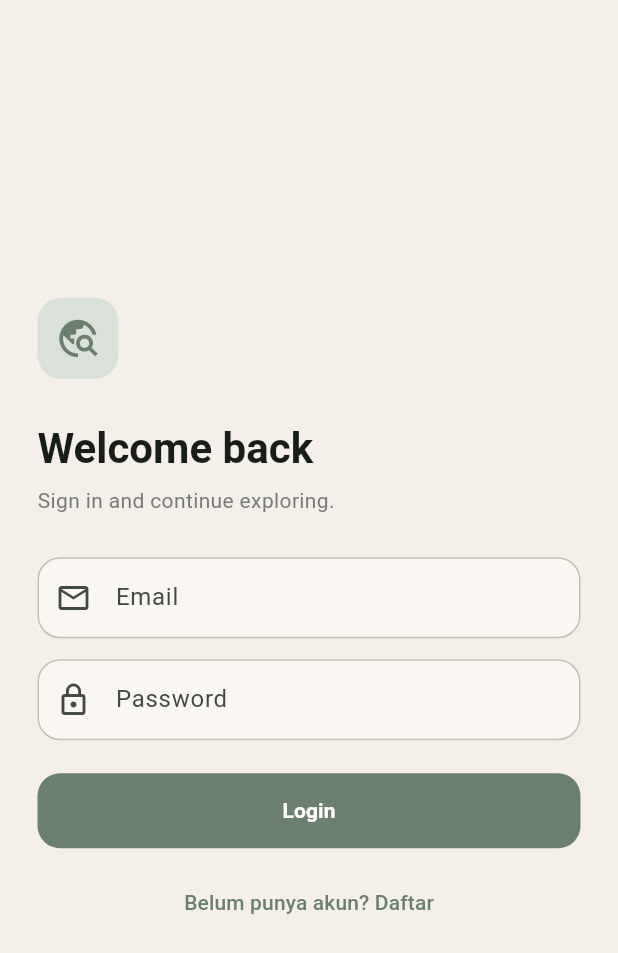
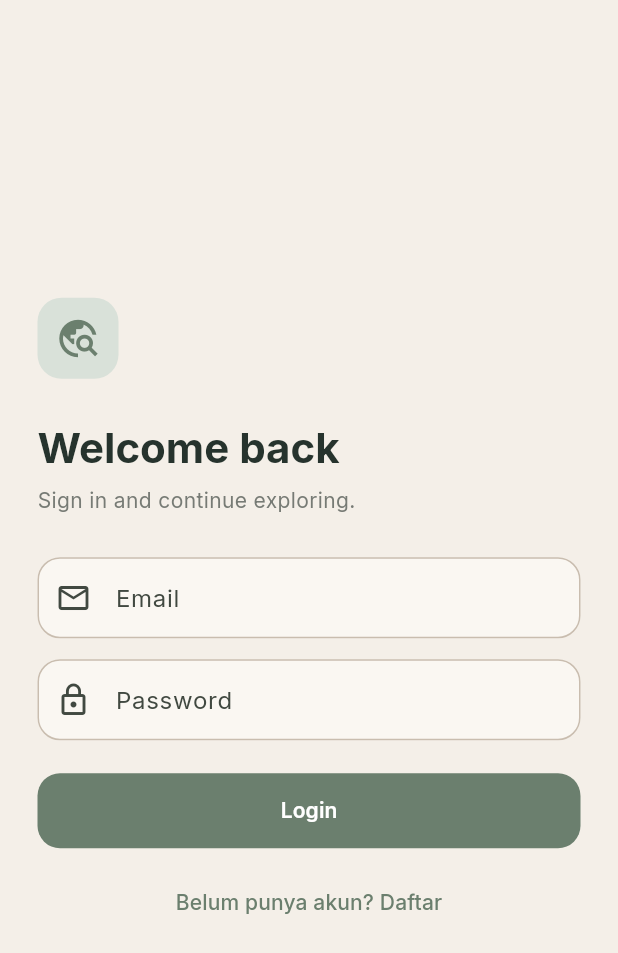
Before and after one commit to Fadiyah-Yeah/Responsi_124240041, a Flutter app: the screen it shows after launch, on a phone screen of 412 x 824 dp. Shown: the top 953 px of the screen. Run offline on Flutter 3.47's test engine with Material 3 defaults, Android fonts, the phone set to English and light mode, and no system bars; our stand-ins replace google_fonts, sqflite; accounts and stored records are empty.

Commit message:
update keberapa lupa

```diff
--- a/responsi_124240041/lib/app.dart
+++ b/responsi_124240041/lib/app.dart
@@ -1,11 +1,10 @@
 import 'package:flutter/material.dart';
-//import 'package:google_fonts/google_fonts.dart';
+import 'package:google_fonts/google_fonts.dart'; // 1. Uncommit baris ini
 import 'core/app_colors.dart';
 import 'screens/splash_screen.dart';
 import 'screens/login_screen.dart';
 import 'screens/register_screen.dart';
 import 'screens/home_screen.dart';
-
 
 class NewsApp extends StatelessWidget {
   const NewsApp({super.key});
@@ -24,9 +23,12 @@ class NewsApp extends StatelessWidget {
     );
     return MaterialApp(
       debugShowCheckedModeBanner: false,
-      title: 'SpaceNews Explorer ',
+      title: 'SpaceNews Explorer',
       theme: base.copyWith(
-        //textTheme: GoogleFonts.interTextTheme(base.textTheme).apply(bodyColor: AppColors.ink,displayColor: AppColors.ink,),
+        textTheme: GoogleFonts.interTextTheme(base.textTheme).apply(
+          bodyColor: AppColors.ink,
+          displayColor: AppColors.ink,
+        ),
         appBarTheme: const AppBarTheme(
           backgroundColor: AppColors.ivory,
           foregroundColor: AppColors.ink,
--- a/responsi_124240041/pubspec.yaml
+++ b/responsi_124240041/pubspec.yaml
@@ -9,7 +9,7 @@ dependencies:
     sdk: flutter
   provider: ^6.1.5+1
   http: ^1.6.0
-  google_fonts: ^9.0.0
+  google_fonts: ^6.2.1
   sqflite: ^2.4.6
   path: ^1.9.1
   crypto: ^3.0.8
```
Also changed, not shown: responsi_124240041/pubspec.lock.
